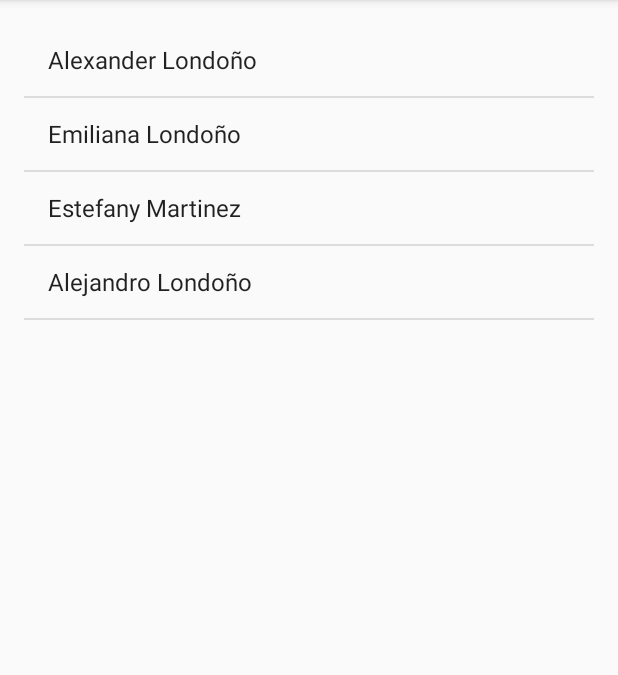
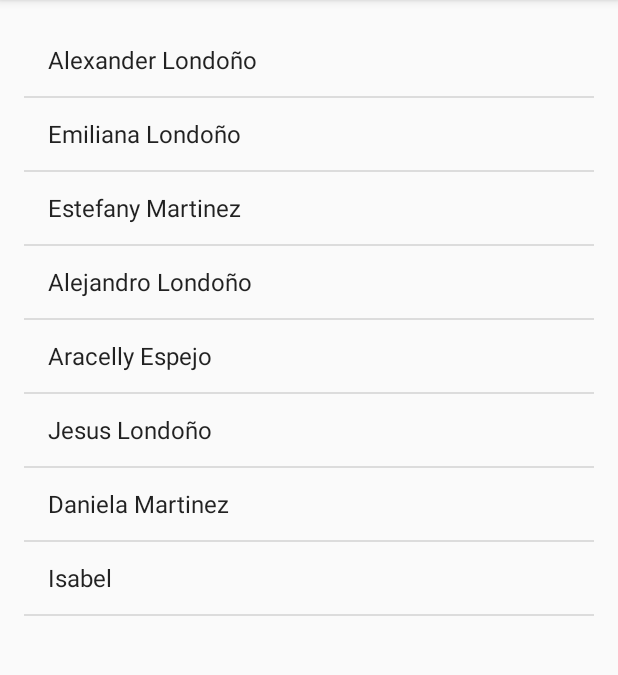
Before and after one commit to alexlondon07/List-View-Grid-View, an Android app: the screen it shows after launch (MainActivity), on a phone screen of 412 x 824 dp, the part 84-759 px from its top. Run offline under Robolectric (Android 15) with nearby library versions, the phone set to English and light mode, and no system bars.

Commit message:
Listview Click

```diff
--- a/app/src/main/java/io/github/alexlondon07/listview/MainActivity.java
+++ b/app/src/main/java/io/github/alexlondon07/listview/MainActivity.java
@@ -1,9 +1,12 @@
 package io.github.alexlondon07.listview;
 
+import android.os.Bundle;
 import android.support.v7.app.AppCompatActivity;
-import android.os.Bundle;
+import android.view.View;
+import android.widget.AdapterView;
 import android.widget.ArrayAdapter;
 import android.widget.ListView;
+import android.widget.Toast;
 
 import java.util.ArrayList;
 import java.util.List;
@@ -11,6 +14,7 @@ import java.util.List;
 public class MainActivity extends AppCompatActivity {
 
     private ListView listView;
+    private List<String> names;
 
     @Override
     protected void onCreate(Bundle savedInstanceState) {
@@ -20,16 +24,29 @@ public class MainActivity extends AppCompatActivity {
         listView = findViewById(R.id.listView_item);
 
         //Datos a mostrar
-        List<String> names = new ArrayList<>();
+        names = new ArrayList<>();
         names.add("Alexander Londoño");
         names.add("Emiliana Londoño");
         names.add("Estefany Martinez");
         names.add("Alejandro Londoño");
+        names.add("Aracelly Espejo");
+        names.add("Jesus Londoño");
+        names.add("Daniela Martinez");
+        names.add("Isabel");
 
         //Adaptador, forma visual en que mostramos nuestros datos
         ArrayAdapter<String> adapter = new ArrayAdapter<String>(this, android.R.layout.simple_list_item_1, names);
 
         //Establecemos el adaptardor con nuestros Listview
         listView.setAdapter(adapter);
+
+        listView.setOnItemClickListener(new AdapterView.OnItemClickListener() {
+            @Override
+            public void onItemClick(AdapterView<?> parent, View view, int position, long id) {
+                Toast.makeText(MainActivity.this, "Clicked " +names.get(position), Toast.LENGTH_SHORT).show();
+            }
+        });
+
+
     }
 }
```
